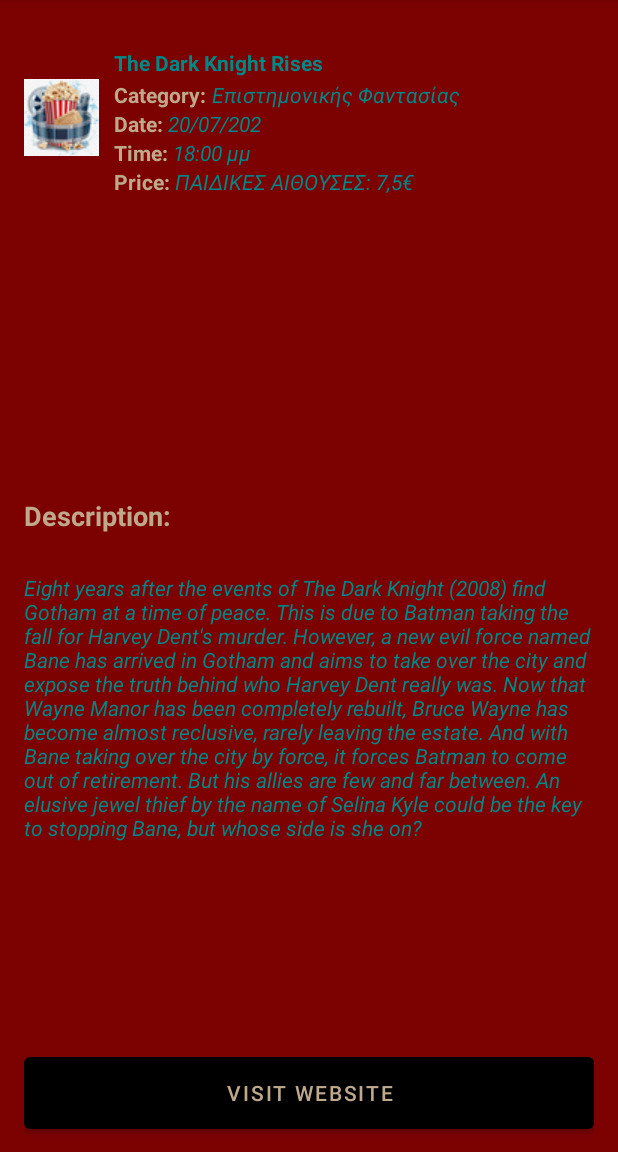
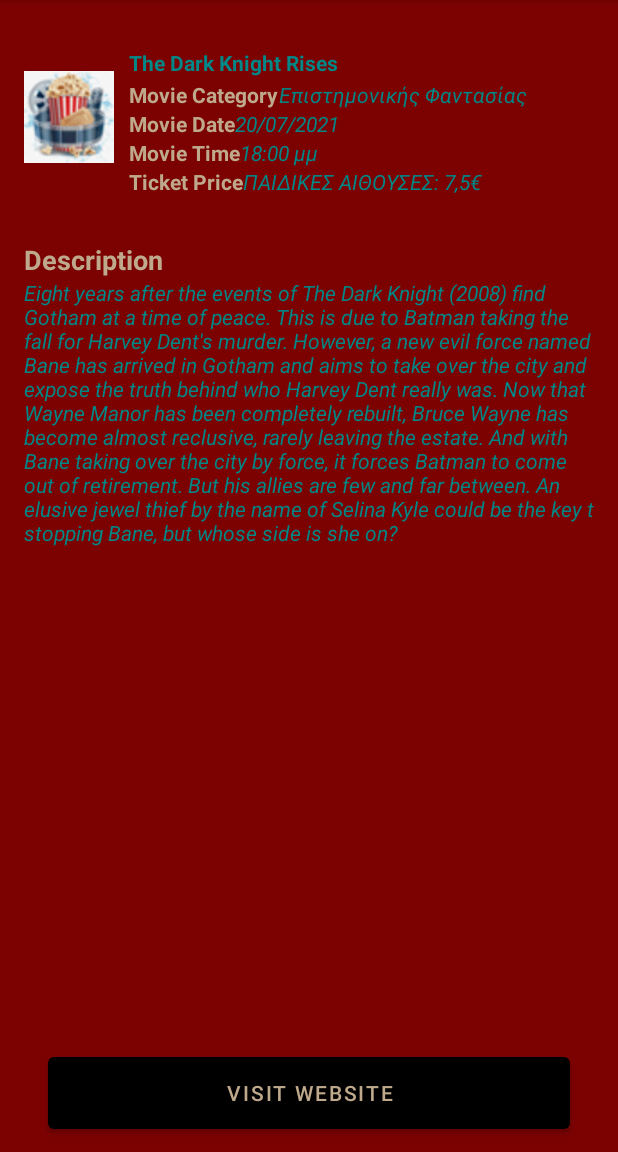
Before and after one commit to marevio/cinema, an Android app: the ListActivity screen opened directly, with no data from a screen before it, after a tap on "The Dark Knight Rises", on a phone screen of 412 x 824 dp, the part 84-1236 px from its top. Run offline under Robolectric (Android 15) with nearby library versions, the phone set to English and light mode, and no system bars.

Commit message:
Localization added for all views JSON fields added Landscape view for detail activity added

```diff
--- /dev/null
+++ b/app/src/main/res/layout-land/activity_details.xml
@@ -0,0 +1,196 @@
+<?xml version="1.0" encoding="utf-8"?>
+
+<RelativeLayout xmlns:android="http://schemas.android.com/apk/res/android"
+    xmlns:tools="http://schemas.android.com/tools"
+    android:id="@+id/mainRelativeLayout"
+    android:layout_width="match_parent"
+    android:layout_height="match_parent"
+    android:background="@color/backgroud_cinema"
+    android:paddingLeft="16dp"
+    android:paddingTop="16dp"
+    android:paddingRight="16dp"
+    android:paddingBottom="5dp">
+
+
+    <LinearLayout
+        android:layout_width="match_parent"
+        android:layout_height="match_parent"
+        android:orientation="horizontal">
+
+        <LinearLayout
+            android:id="@+id/mainContainer"
+            android:layout_width="205dp"
+            android:layout_height="wrap_content"
+            android:background="@color/backgroud_cinema"
+            android:orientation="vertical">
+
+
+            <ImageView
+                android:id="@+id/imageViewCover"
+                android:layout_width="120dp"
+                android:layout_height="120dp"
+                android:layout_gravity="center_horizontal"
+                android:layout_marginRight="10dp"
+                android:src="@mipmap/ic_launcher" />
+
+            <LinearLayout
+                android:layout_width="fill_parent"
+                android:layout_height="wrap_content"
+                android:layout_marginTop="10dp"
+                android:layout_marginBottom="10dp"
+                android:orientation="vertical">
+                <!-- Name Label -->
+                <TextView
+                    android:id="@+id/movie_details_title"
+                    android:layout_width="fill_parent"
+                    android:layout_height="wrap_content"
+                    android:paddingTop="6dip"
+                    android:paddingBottom="2dip"
+                    android:textColor="@color/teal_700"
+                    android:textSize="14sp"
+                    android:textStyle="bold" />
+                <!-- Description label -->
+
+                <!-- Linear layout for cost and price Cost: Rs.100 -->
+                <LinearLayout
+                    android:layout_width="fill_parent"
+                    android:layout_height="wrap_content"
+                    android:orientation="horizontal">
+                    <!-- category Label -->
+                    <TextView
+                        android:layout_width="wrap_content"
+                        android:layout_height="wrap_content"
+                        android:gravity="left"
+                        android:text="@string/label_category"
+                        android:textColor="@color/white"
+                        android:textStyle="bold"></TextView>
+
+                    <TextView
+                        android:id="@+id/movie_details_category"
+                        android:layout_width="wrap_content"
+                        android:layout_height="wrap_content"
+                        android:gravity="left"
+                        android:textColor="@color/teal_700"
+                        android:textStyle="italic"></TextView>
+
+                </LinearLayout>
+
+                <LinearLayout
+                    android:layout_width="fill_parent"
+                    android:layout_height="wrap_content"
+                    android:orientation="horizontal">
+                    <!-- Cost Label -->
+                    <TextView
+                        android:layout_width="wrap_content"
+                        android:layout_height="wrap_content"
+                        android:gravity="left"
+                        android:text="@string/label_date"
+                        android:textColor="@color/white"
+                        android:textStyle="bold"></TextView>
+                    <!-- Price Label -->
+                    <TextView
+                        android:id="@+id/movie_details_date"
+                        android:layout_width="169dp"
+                        android:layout_height="match_parent"
+                        android:gravity="left"
+                        android:textColor="@color/teal_700"
+                        android:textStyle="italic"></TextView>
+
+                </LinearLayout>
+
+                <LinearLayout
+                    android:layout_width="wrap_content"
+                    android:layout_height="wrap_content"
+                    android:orientation="horizontal">
+
+                    <TextView
+                        android:layout_width="wrap_content"
+                        android:layout_height="wrap_content"
+                        android:gravity="left"
+                        android:text="@string/label_time"
+                        android:textColor="@color/white"
+                        android:textStyle="bold"></TextView>
+                    <!-- Price Label -->
+                    <TextView
+                        android:id="@+id/movie_details_time"
+                        android:layout_width="165dp"
+                        android:layout_height="match_parent"
+                        android:gravity="left"
+                        android:textColor="@color/teal_700"
+                        android:textStyle="italic"></TextView>
+
+
+                </LinearLayout>
+
+
+                <LinearLayout
+                    android:layout_width="match_parent"
+                    android:layout_height="match_parent"
+                    android:orientation="horizontal">
+
+                    <TextView
+                        android:layout_width="wrap_content"
+                        android:layout_height="wrap_content"
+                        android:gravity="left"
+                        android:text="@string/label_price"
+                        android:textColor="@color/white"
+                        android:textStyle="bold"></TextView>
+
+                    <TextView
+                        android:id="@+id/movie_details_price"
+                        android:layout_width="fill_parent"
+                        android:layout_height="wrap_content"
+                        android:gravity="left"
+                        android:textColor="@color/teal_700"
+                        android:textStyle="italic"></TextView>
+
+                </LinearLayout>
+
+
+            </LinearLayout>
+
+        </LinearLayout>
+
+        <LinearLayout
+            android:id="@+id/descriptionLinearLayout"
+            android:layout_width="match_parent"
+            android:layout_height="match_parent"
+            android:orientation="vertical">
+
+            <TextView
+                android:id="@+id/textViewDescription"
+                android:layout_width="match_parent"
+                android:layout_height="wrap_content"
+                android:layout_marginStart="0dp"
+                android:layout_marginTop="16dp"
+                android:layout_marginEnd="2dp"
+                android:layout_marginBottom="9dp"
+                android:background="@color/backgroud_cinema"
+                android:text="@string/label_description"
+                android:textColor="@color/white"
+                android:textSize="18sp"
+                android:textStyle="bold" />
+
+            <TextView
+                android:id="@+id/movie_details_description"
+                android:layout_width="match_parent"
+                android:layout_height="match_parent"
+                android:background="@color/backgroud_cinema"
+                android:textColor="@color/teal_700"
+                android:textStyle="italic" />
+        </LinearLayout>
+
+    </LinearLayout>
+
+    <Button
+        android:id="@+id/buttonVisitWebsite"
+        android:layout_width="wrap_content"
+        android:layout_height="64dp"
+        android:layout_alignParentBottom="true"
+        android:layout_marginBottom="4dp"
+        android:paddingLeft="40dp"
+        android:paddingRight="40dp"
+        android:text="@string/website" />
+
+
+</RelativeLayout>
--- a/app/src/main/res/layout/activity_details.xml
+++ b/app/src/main/res/layout/activity_details.xml
@@ -2,6 +2,7 @@
 
 <RelativeLayout xmlns:android="http://schemas.android.com/apk/res/android"
     xmlns:tools="http://schemas.android.com/tools"
+    android:id="@+id/mainRelativeLayout"
     android:layout_width="match_parent"
     android:layout_height="match_parent"
     android:background="@color/backgroud_cinema"
@@ -12,16 +13,17 @@
 
 
     <LinearLayout
+        android:id="@+id/mainContainer"
         android:layout_width="match_parent"
         android:layout_height="wrap_content"
-        android:orientation="horizontal"
-        android:background="@color/backgroud_cinema">
+        android:background="@color/backgroud_cinema"
+        android:orientation="horizontal">
 
 
         <ImageView
             android:id="@+id/imageViewCover"
-            android:layout_width="wrap_content"
-            android:layout_height="wrap_content"
+            android:layout_width="60dp"
+            android:layout_height="120dp"
             android:layout_gravity="center_vertical"
             android:layout_marginRight="10dp"
             android:src="@mipmap/ic_launcher" />
@@ -54,7 +56,7 @@
                     android:layout_width="wrap_content"
                     android:layout_height="wrap_content"
                     android:gravity="left"
-                    android:text="Category: "
+                    android:text="@string/label_category"
                     android:textColor="@color/white"
                     android:textStyle="bold"></TextView>
 
@@ -77,13 +79,13 @@
                     android:layout_width="wrap_content"
                     android:layout_height="wrap_content"
                     android:gravity="left"
-                    android:text="Date: "
+                    android:text="@string/label_date"
                     android:textColor="@color/white"
                     android:textStyle="bold"></TextView>
                 <!-- Price Label -->
                 <TextView
                     android:id="@+id/movie_details_date"
-                    android:layout_width="68dp"
+                    android:layout_width="267dp"
                     android:layout_height="match_parent"
                     android:gravity="left"
                     android:textColor="@color/teal_700"
@@ -100,7 +102,7 @@
                     android:layout_width="wrap_content"
                     android:layout_height="wrap_content"
                     android:gravity="left"
-                    android:text="Time: "
+                    android:text="@string/label_time"
                     android:textColor="@color/white"
                     android:textStyle="bold"></TextView>
                 <!-- Price Label -->
@@ -116,8 +118,6 @@
             </LinearLayout>
 
 
-
-
             <LinearLayout
                 android:layout_width="match_parent"
                 android:layout_height="match_parent"
@@ -127,7 +127,7 @@
                     android:layout_width="wrap_content"
                     android:layout_height="wrap_content"
                     android:gravity="left"
-                    android:text="Price: "
+                    android:text="@string/label_price"
                     android:textColor="@color/white"
                     android:textStyle="bold"></TextView>
 
@@ -146,46 +146,48 @@
 
     </LinearLayout>
 
-    <TextView
-        android:id="@+id/movie_details_description"
-        android:layout_width="395dp"
-        android:layout_height="305dp"
+    <LinearLayout
+        android:id="@+id/verticalContainer"
+        android:layout_width="390dp"
+        android:layout_height="478dp"
         android:layout_above="@+id/buttonVisitWebsite"
-        android:layout_alignParentStart="true"
-        android:layout_alignParentEnd="true"
-        android:layout_marginStart="0dp"
-        android:layout_marginEnd="0dp"
-        android:layout_marginBottom="11dp"
-        android:background="@color/backgroud_cinema"
-        android:textColor="@color/teal_700"
-        android:textStyle="italic" />
+        android:layout_below="@+id/mainContainer"
+        android:layout_marginTop="20dp"
+        android:layout_marginBottom="23dp"
+        android:orientation="vertical">
 
-    <TextView
-        android:id="@+id/textViewDescription"
-        android:layout_width="394dp"
-        android:layout_height="41dp"
-        android:layout_above="@+id/movie_details_description"
-        android:layout_alignParentStart="true"
-        android:layout_alignParentEnd="true"
-        android:layout_marginStart="0dp"
-        android:layout_marginTop="53dp"
-        android:layout_marginEnd="2dp"
-        android:layout_marginBottom="9dp"
-        android:background="@color/backgroud_cinema"
-        android:text="Description:"
-        android:textColor="@color/white"
-        android:textSize="18sp"
-        android:textStyle="bold" />
+        <TextView
+            android:id="@+id/textViewDescription"
+            android:layout_width="match_parent"
+            android:layout_height="wrap_content"
+            android:background="@color/backgroud_cinema"
+            android:text="@string/label_description"
+            android:textColor="@color/white"
+            android:textSize="18sp"
+            android:textStyle="bold" />
+
+        <TextView
+            android:id="@+id/movie_details_description"
+            android:layout_width="395dp"
+            android:layout_height="455dp"
+            android:background="@color/backgroud_cinema"
+            android:textColor="@color/teal_700"
+            android:textStyle="italic" />
+    </LinearLayout>
 
     <Button
         android:id="@+id/buttonVisitWebsite"
         android:layout_width="393dp"
         android:layout_height="60dp"
+        android:layout_alignParentStart="true"
+        android:layout_alignParentEnd="true"
         android:layout_alignParentBottom="true"
+        android:layout_marginStart="16dp"
+        android:layout_marginEnd="16dp"
         android:layout_marginBottom="4dp"
         android:paddingLeft="40dp"
         android:paddingRight="40dp"
-        android:text="Visit Website" />
+        android:text="@string/website" />
 
 
 </RelativeLayout>
--- a/app/src/main/res/layout/list_item.xml
+++ b/app/src/main/res/layout/list_item.xml
@@ -9,8 +9,8 @@
 
     <ImageView
         android:id="@+id/imageViewCover"
-        android:layout_width="wrap_content"
-        android:layout_height="wrap_content"
+        android:layout_width="50dp"
+        android:layout_height="100dp"
         android:layout_gravity="center_vertical"
         android:layout_marginRight="10dp"
         android:src="@mipmap/ic_launcher" />
@@ -43,7 +43,7 @@
                 android:layout_width="wrap_content"
                 android:layout_height="wrap_content"
                 android:gravity="left"
-                android:text="Category: "
+                android:text="@string/label_category"
                 android:textColor="@color/white"
                 android:textStyle="bold"></TextView>
             <!-- Price Label -->
@@ -68,7 +68,7 @@
                 android:layout_width="wrap_content"
                 android:layout_height="wrap_content"
                 android:gravity="left"
-                android:text="Date: "
+                android:text="@string/label_date"
                 android:textColor="@color/white"
                 android:textStyle="bold"></TextView>
             <!-- Price Label -->
@@ -93,7 +93,7 @@
                 android:layout_width="wrap_content"
                 android:layout_height="wrap_content"
                 android:gravity="left"
-                android:text="Time: "
+                android:text="@string/label_time"
                 android:textColor="@color/white"
                 android:textStyle="bold"></TextView>
             <!-- Price Label -->
@@ -118,7 +118,7 @@
                 android:layout_width="wrap_content"
                 android:layout_height="wrap_content"
                 android:gravity="left"
-                android:text="Price: "
+                android:text="@string/label_price"
                 android:textColor="@color/white"
                 android:textStyle="bold"></TextView>
 
--- a/app/src/main/res/values/strings.xml
+++ b/app/src/main/res/values/strings.xml
@@ -6,4 +6,6 @@
     <string name="label_time">Movie Time</string>
     <string name="label_price">Ticket Price</string>
     <string name="button_search">Search</string>
+    <string name="label_description">Description</string>
+    <string name="website">Visit Website</string>
 </resources>
```
Also changed, not shown: app/src/main/assets/movies.json (+13 -7 lines), 1 other file.
